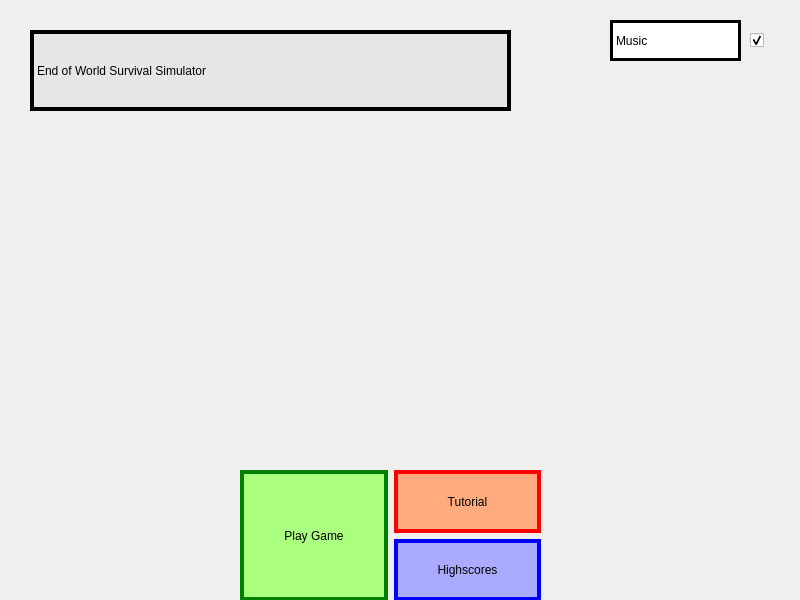
Old version of the form code/mainwindow.ui in the repository popInNotOut/nightmare-survival-simulator.
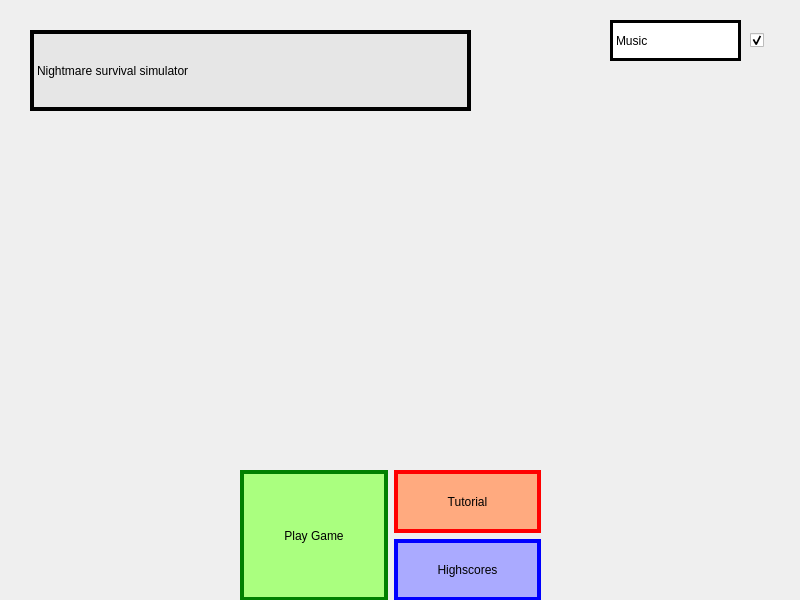
New version of the form. The open tabs and pages were chosen to show the change. Icons and pictures are not drawn.

Commit message: Changed main menu title

Patch:
```diff
--- a/code/mainwindow.ui
+++ b/code/mainwindow.ui
@@ -159,7 +159,7 @@
        <rect>
         <x>30</x>
         <y>30</y>
-        <width>481</width>
+        <width>441</width>
         <height>81</height>
        </rect>
       </property>
@@ -174,7 +174,7 @@
 }</string>
       </property>
       <property name="text">
-       <string>End of World Survival Simulator</string>
+       <string>Nightmare survival simulator</string>
       </property>
      </widget>
      <widget class="QLabel" name="musicLabel">
```
Left out of the diff: 2 changed lines with no effect on the pictures. The commit also changes 1 other file.
